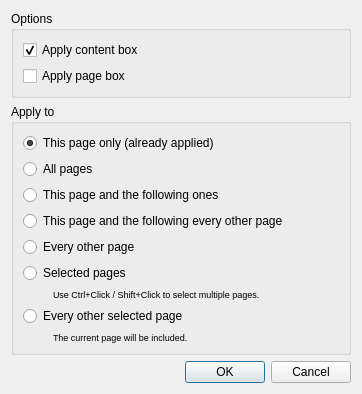
Above: src/core/filters/select_content/ApplyDialog.ui from 4lex4/scantailor-advanced before the change. Below: the same form after it.
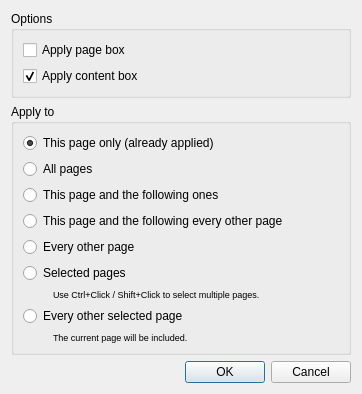
That is the form after the change.

Commit message: ~ Group page box and select content ui boxes

```diff
--- a/src/core/filters/select_content/ApplyDialog.ui
+++ b/src/core/filters/select_content/ApplyDialog.ui
@@ -23,16 +23,6 @@
       <string>Options</string>
      </property>
      <layout class="QVBoxLayout" name="verticalLayout_6">
-      <item>
-       <widget class="QCheckBox" name="applyContentBoxOption">
-        <property name="text">
-         <string>Apply content box</string>
-        </property>
-        <property name="checked">
-         <bool>true</bool>
-        </property>
-       </widget>
-      </item>
       <item>
        <widget class="QCheckBox" name="applyPageBoxOption">
         <property name="text">
@@ -43,6 +33,16 @@
         </property>
        </widget>
       </item>
+      <item>
+       <widget class="QCheckBox" name="applyContentBoxOption">
+        <property name="text">
+         <string>Apply content box</string>
+        </property>
+        <property name="checked">
+         <bool>true</bool>
+        </property>
+       </widget>
+      </item>
      </layout>
     </widget>
    </item>
```
The commit also changes 1 other file.
